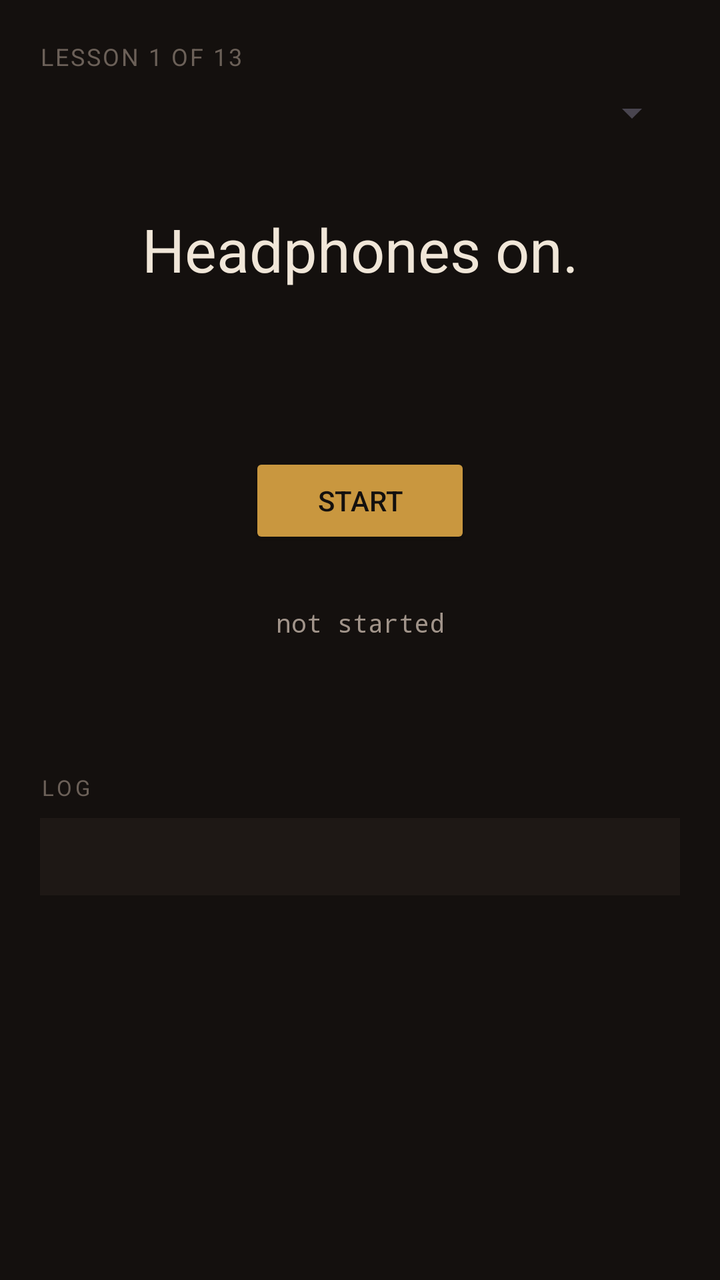
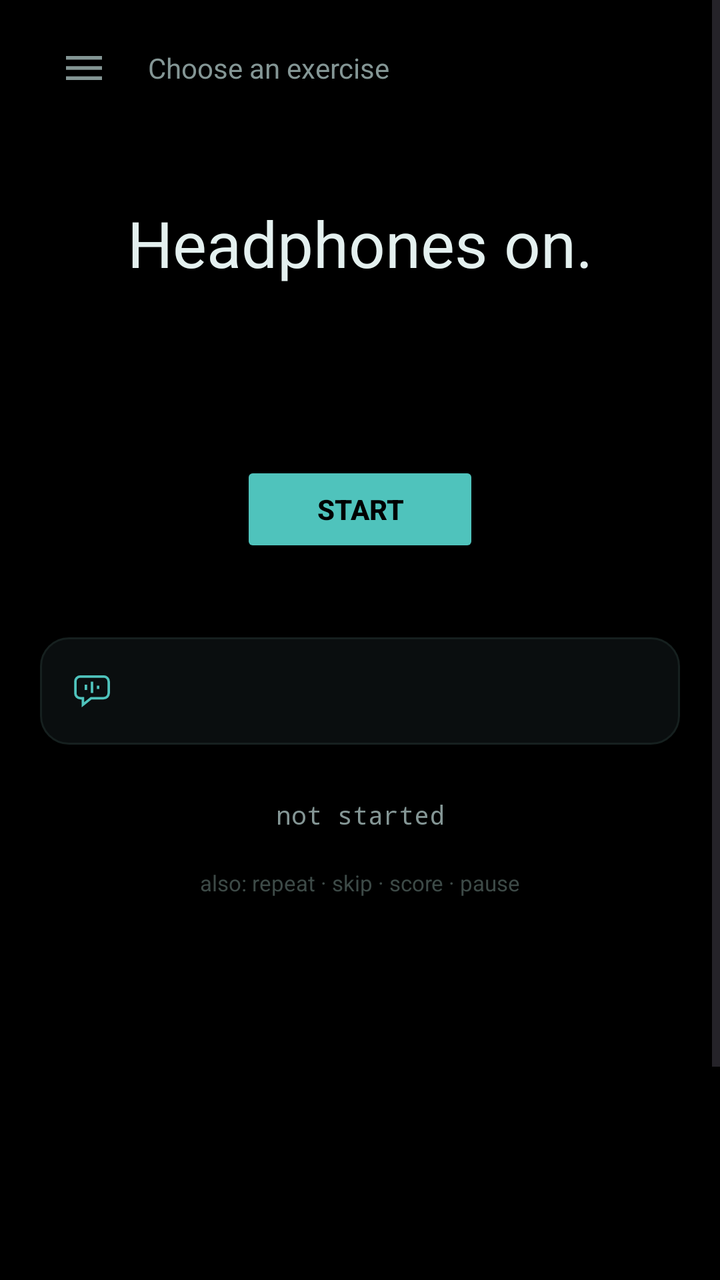

The first picture is an Android layout as it rendered before a commit; the second is the same layout after the commit. The layout source and the unified diff follow.
<!-- AndroidManifest.xml: application theme Theme.Ear -->
<!-- res/layout/activity_main.xml -->
<?xml version="1.0" encoding="utf-8"?>
<ScrollView xmlns:android="http://schemas.android.com/apk/res/android"
    android:layout_width="match_parent"
    android:layout_height="match_parent"
    android:background="@color/ground"
    android:fillViewport="true"
    android:fitsSystemWindows="true">

    <LinearLayout
        android:layout_width="match_parent"
        android:layout_height="wrap_content"
        android:orientation="vertical"
        android:padding="20dp">

        <TextView
            android:id="@+id/lessonNum"
            android:layout_width="match_parent"
            android:layout_height="wrap_content"
            android:textColor="@color/ink_faint"
            android:textSize="12sp"
            android:letterSpacing="0.08"
            android:text="LESSON 1 OF 13" />

        <Spinner
            android:id="@+id/lessonPicker"
            android:layout_width="match_parent"
            android:layout_height="wrap_content"
            android:layout_marginTop="8dp"
            android:popupBackground="@color/raise" />

        <TextView
            android:id="@+id/status"
            android:layout_width="match_parent"
            android:layout_height="wrap_content"
            android:layout_marginTop="36dp"
            android:gravity="center"
            android:textColor="@color/ink"
            android:textSize="30sp"
            android:text="Headphones on." />

        <TextView
            android:id="@+id/heard"
            android:layout_width="match_parent"
            android:layout_height="wrap_content"
            android:layout_marginTop="14dp"
            android:gravity="center"
            android:textColor="@color/brass"
            android:textSize="14sp"
            android:fontFamily="monospace" />

        <TextView
            android:id="@+id/source"
            android:layout_width="match_parent"
            android:layout_height="wrap_content"
            android:layout_marginTop="6dp"
            android:gravity="center"
            android:textColor="@color/ink_faint"
            android:textSize="11sp"
            android:fontFamily="monospace" />

        <Button
            android:id="@+id/transport"
            android:layout_width="wrap_content"
            android:layout_height="wrap_content"
            android:layout_gravity="center"
            android:layout_marginTop="28dp"
            android:paddingStart="34dp"
            android:paddingEnd="34dp"
            android:backgroundTint="@color/brass"
            android:textColor="@color/ground"
            android:text="Start" />

        <TextView
            android:id="@+id/tally"
            android:layout_width="match_parent"
            android:layout_height="wrap_content"
            android:layout_marginTop="28dp"
            android:gravity="center"
            android:textColor="@color/ink_dim"
            android:textSize="13sp"
            android:fontFamily="monospace"
            android:text="not started" />

        <TextView
            android:id="@+id/vocab"
            android:layout_width="match_parent"
            android:layout_height="wrap_content"
            android:layout_marginTop="18dp"
            android:gravity="center"
            android:textColor="@color/ink_dim"
            android:textSize="15sp" />

        <TextView
            android:layout_width="match_parent"
            android:layout_height="wrap_content"
            android:layout_marginTop="28dp"
            android:textColor="@color/ink_faint"
            android:textSize="11sp"
            android:letterSpacing="0.16"
            android:text="LOG" />

        <TextView
            android:id="@+id/log"
            android:layout_width="match_parent"
            android:layout_height="wrap_content"
            android:layout_marginTop="8dp"
            android:padding="12dp"
            android:background="@color/raise"
            android:textColor="@color/ink_dim"
            android:textSize="11sp"
            android:fontFamily="monospace"
            android:textIsSelectable="true" />

    </LinearLayout>
</ScrollView>
<!-- resources referenced by this layout -->
<resources>
  <color name="brass">#C9973F</color>
  <color name="ground">#14100E</color>
  <color name="ink">#F0E6D8</color>
  <color name="ink_dim">#A1948A</color>
  <color name="ink_faint">#6B6058</color>
  <color name="raise">#1E1815</color>
  <style name="Theme.Ear" parent="Theme.Material3.DayNight.NoActionBar">
          <item name="android:statusBarColor">@color/ground</item>
          <item name="android:navigationBarColor">@color/ground</item>
      </style>
</resources>

<!-- the commit's change to res/layout/activity_main.xml (unified diff, before → after) -->
@@ -1,115 +1,202 @@
 <?xml version="1.0" encoding="utf-8"?>
-<ScrollView xmlns:android="http://schemas.android.com/apk/res/android"
+<androidx.drawerlayout.widget.DrawerLayout
+    xmlns:android="http://schemas.android.com/apk/res/android"
+    android:id="@+id/drawer"
     android:layout_width="match_parent"
     android:layout_height="match_parent"
     android:background="@color/ground"
-    android:fillViewport="true"
     android:fitsSystemWindows="true">
 
-    <LinearLayout
+    
+    <ScrollView
         android:layout_width="match_parent"
-        android:layout_height="wrap_content"
-        android:orientation="vertical"
-        android:padding="20dp">
-
-        <TextView
-            android:id="@+id/lessonNum"
+        android:layout_height="match_parent"
+        android:fillViewport="true">
+
+        <LinearLayout
             android:layout_width="match_parent"
             android:layout_height="wrap_content"
-            android:textColor="@color/ink_faint"
-            android:textSize="12sp"
-            android:letterSpacing="0.08"
-            android:text="LESSON 1 OF 13" />
-
-        <Spinner
-            android:id="@+id/lessonPicker"
-            android:layout_width="match_parent"
-            android:layout_height="wrap_content"
-            android:layout_marginTop="8dp"
-            android:popupBackground="@color/raise" />
-
-        <TextView
-            android:id="@+id/status"
-            android:layout_width="match_parent"
-            android:layout_height="wrap_content"
-            android:layout_marginTop="36dp"
-            android:gravity="center"
-            android:textColor="@color/ink"
-            android:textSize="30sp"
-            android:text="Headphones on." />
-
-        <TextView
-            android:id="@+id/heard"
-            android:layout_width="match_parent"
-            android:layout_height="wrap_content"
-            android:layout_marginTop="14dp"
-            android:gravity="center"
-            android:textColor="@color/brass"
-            android:textSize="14sp"
-            android:fontFamily="monospace" />
-
-        <TextView
-            android:id="@+id/source"
-            android:layout_width="match_parent"
-            android:layout_height="wrap_content"
-            android:layout_marginTop="6dp"
-            android:gravity="center"
-            android:textColor="@color/ink_faint"
-            android:textSize="11sp"
-            android:fontFamily="monospace" />
-
-        <Button
-            android:id="@+id/transport"
-            android:layout_width="wrap_content"
-            android:layout_height="wrap_content"
-            android:layout_gravity="center"
-            android:layout_marginTop="28dp"
-            android:paddingStart="34dp"
-            android:paddingEnd="34dp"
-            android:backgroundTint="@color/brass"
-            android:textColor="@color/ground"
-            android:text="Start" />
-
-        <TextView
-            android:id="@+id/tally"
-            android:layout_width="match_parent"
-            android:layout_height="wrap_content"
-            android:layout_marginTop="28dp"
-            android:gravity="center"
-            android:textColor="@color/ink_dim"
-            android:textSize="13sp"
-            android:fontFamily="monospace"
-            android:text="not started" />
-
-        <TextView
-            android:id="@+id/vocab"
-            android:layout_width="match_parent"
-            android:layout_height="wrap_content"
-            android:layout_marginTop="18dp"
-            android:gravity="center"
-            android:textColor="@color/ink_dim"
-            android:textSize="15sp" />
+            android:orientation="vertical"
+            android:paddingStart="20dp"
+            android:paddingEnd="20dp"
+            android:paddingTop="12dp"
+            android:paddingBottom="40dp">
+
+            <LinearLayout
+                android:layout_width="match_parent"
+                android:layout_height="wrap_content"
+                android:orientation="horizontal"
+                android:gravity="center_vertical">
+
+                <ImageButton
+                    android:id="@+id/menu"
+                    android:layout_width="44dp"
+                    android:layout_height="44dp"
+                    android:background="?android:attr/selectableItemBackgroundBorderless"
+                    android:contentDescription="Exercises"
+                    android:src="@drawable/ic_menu" />
+
+                <TextView
+                    android:id="@+id/lessonTitle"
+                    android:layout_width="0dp"
+                    android:layout_height="wrap_content"
+                    android:layout_weight="1"
+                    android:layout_marginStart="10dp"
+                    android:textColor="@color/ink_dim"
+                    android:textSize="14sp"
+                    android:text="Choose an exercise" />
+            </LinearLayout>
+
+            
+            <TextView
+                android:id="@+id/status"
+                android:layout_width="match_parent"
+                android:layout_height="wrap_content"
+                android:layout_marginTop="44dp"
+                android:gravity="center"
+                android:textColor="@color/ink"
+                android:textSize="32sp"
+                android:text="Headphones on." />
+
+            <TextView
+                android:id="@+id/heard"
+                android:layout_width="match_parent"
+                android:layout_height="wrap_content"
+                android:layout_marginTop="16dp"
+                android:gravity="center"
+                android:textColor="@color/aqua"
+                android:textSize="14sp"
+                android:fontFamily="monospace" />
+
+            <TextView
+                android:id="@+id/source"
+                android:layout_width="match_parent"
+                android:layout_height="wrap_content"
+                android:layout_marginTop="6dp"
+                android:gravity="center"
+                android:textColor="@color/ink_faint"
+                android:textSize="11sp"
+                android:fontFamily="monospace" />
+
+            <Button
+                android:id="@+id/transport"
+                android:layout_width="wrap_content"
+                android:layout_height="wrap_content"
+                android:layout_gravity="center"
+                android:layout_marginTop="32dp"
+                android:paddingStart="38dp"
+                android:paddingEnd="38dp"
+                android:backgroundTint="@color/aqua"
+                android:textColor="@color/ground"
+                android:textStyle="bold"
+                android:text="Start" />
+
+            
+            <LinearLayout
+                android:id="@+id/sayable"
+                android:layout_width="match_parent"
+                android:layout_height="wrap_content"
+                android:layout_marginTop="40dp"
+                android:orientation="horizontal"
+                android:gravity="center_vertical"
+                android:background="@drawable/bg_sayable"
+                android:padding="16dp">
+
+                <ImageView
+                    android:layout_width="20dp"
+                    android:layout_height="20dp"
+                    android:layout_marginEnd="14dp"
+                    android:contentDescription="Say one of these"
+                    android:src="@drawable/ic_speak" />
+
+                <TextView
+                    android:id="@+id/vocab"
+                    android:layout_width="0dp"
+                    android:layout_height="wrap_content"
+                    android:layout_weight="1"
+                    android:textColor="@color/ink"
+                    android:textSize="16sp"
+                    android:lineSpacingExtra="4dp" />
+            </LinearLayout>
+
+            <TextView
+                android:id="@+id/tally"
+                android:layout_width="match_parent"
+                android:layout_height="wrap_content"
+                android:layout_marginTop="26dp"
+                android:gravity="center"
+                android:textColor="@color/ink_dim"
+                android:textSize="13sp"
+                android:fontFamily="monospace"
+                android:text="not started" />
+
+            
+            <TextView
+                android:id="@+id/commands"
+                android:layout_width="match_parent"
+                android:layout_height="wrap_content"
+                android:layout_marginTop="18dp"
+                android:gravity="center"
+                android:textColor="@color/ink_faint"
+                android:textSize="11sp"
+                android:alpha="0.75"
+                android:text="also: repeat · skip · score · pause" />
+
+            
+            <Space
+                android:layout_width="match_parent"
+                android:layout_height="220dp" />
+
+            <TextView
+                android:layout_width="match_parent"
+                android:layout_height="wrap_content"
+                android:textColor="@color/ink_faint"
+                android:textSize="10sp"
+                android:letterSpacing="0.18"
+                android:alpha="0.6"
+                android:text="LOG — LONG-PRESS TO COPY" />
+
+            <TextView
+                android:id="@+id/log"
+                android:layout_width="match_parent"
+                android:layout_height="wrap_content"
+                android:layout_marginTop="8dp"
+                android:padding="12dp"
+                android:background="@color/sunk"
+                android:textColor="@color/ink_faint"
+                android:textSize="10sp"
+                android:fontFamily="monospace"
+                android:textIsSelectable="true" />
+        </LinearLayout>
+    </ScrollView>
+
+    
+    <LinearLayout
+        android:layout_width="300dp"
+        android:layout_height="match_parent"
+        android:layout_gravity="start"
+        android:orientation="vertical"
+        android:background="@color/raise"
+        android:fitsSystemWindows="true">
 
         <TextView
             android:layout_width="match_parent"
             android:layout_height="wrap_content"
-            android:layout_marginTop="28dp"
+            android:paddingStart="22dp"
+            android:paddingEnd="22dp"
+            android:paddingTop="26dp"
+            android:paddingBottom="14dp"
             android:textColor="@color/ink_faint"
-            android:textSize="11sp"
-            android:letterSpacing="0.16"
-            android:text="LOG" />
-
-        <TextView
-            android:id="@+id/log"
+            android:textSize="10sp"
+            android:letterSpacing="0.18"
+            android:text="EXERCISES" />
+
+        <ListView
+            android:id="@+id/lessonList"
             android:layout_width="match_parent"
-            android:layout_height="wrap_content"
-            android:layout_marginTop="8dp"
-            android:padding="12dp"
-            android:background="@color/raise"
-            android:textColor="@color/ink_dim"
-            android:textSize="11sp"
-            android:fontFamily="monospace"
-            android:textIsSelectable="true" />
-
+            android:layout_height="match_parent"
+            android:divider="@color/line_soft"
+            android:dividerHeight="1dp" />
     </LinearLayout>
-</ScrollView>
+
+</androidx.drawerlayout.widget.DrawerLayout>
<!-- resource entries referenced after the edit -->
@@ -1,14 +1,47 @@
 <!-- resources referenced by this layout -->
 <resources>
-  <color name="brass">#C9973F</color>
-  <color name="ground">#14100E</color>
-  <color name="ink">#F0E6D8</color>
-  <color name="ink_dim">#A1948A</color>
-  <color name="ink_faint">#6B6058</color>
-  <color name="raise">#1E1815</color>
+  <color name="aqua">#4FC3BC</color>
+  <color name="ground">#000000</color>
+  <color name="ink">#E4F0EF</color>
+  <color name="ink_dim">#849695</color>
+  <color name="ink_faint">#51635F</color>
+  <color name="line_soft">#0E1514</color>
+  <color name="raise">#0A0E0F</color>
+  <color name="sunk">#050708</color>
+  <!-- drawable bg_sayable (drawable) -->
+  <?xml version="1.0" encoding="utf-8"?>
+  <shape xmlns:android="http://schemas.android.com/apk/res/android" android:shape="rectangle">
+      <solid android:color="@color/raise" />
+      <stroke android:width="1dp" android:color="@color/line" />
+      <corners android:radius="14dp" />
+  </shape>
+  <!-- drawable ic_menu (drawable) -->
+  <vector xmlns:android="http://schemas.android.com/apk/res/android"
+      android:width="24dp" android:height="24dp"
+      android:viewportWidth="24" android:viewportHeight="24"
+      android:tint="@color/ink_dim">
+      <path android:fillColor="#FFFFFF" android:pathData="M3,6h18v1.8h-18z" />
+      <path android:fillColor="#FFFFFF" android:pathData="M3,11.1h18v1.8h-18z" />
+      <path android:fillColor="#FFFFFF" android:pathData="M3,16.2h18v1.8h-18z" />
+  </vector>
+  <!-- drawable ic_speak (drawable) -->
+  <vector xmlns:android="http://schemas.android.com/apk/res/android"
+      android:width="20dp" android:height="20dp"
+      android:viewportWidth="24" android:viewportHeight="24">
+      
+      <path
+          android:pathData="M5,3.5 h14 a3,3 0 0 1 3,3 v7 a3,3 0 0 1 -3,3 h-7.5 l-5,4 v-4 h-1.5 a3,3 0 0 1 -3,-3 v-7 a3,3 0 0 1 3,-3 z"
+          android:strokeColor="@color/aqua" android:strokeWidth="1.5" android:fillColor="#00000000" />
+      <path android:fillColor="@color/aqua" android:pathData="M7.6,8.4h1.5v3.2h-1.5z" />
+      <path android:fillColor="@color/aqua" android:pathData="M11.25,6.6h1.5v6.8h-1.5z" />
+      <path android:fillColor="@color/aqua" android:pathData="M14.9,9.0h1.5v2h-1.5z" />
+  </vector>
   <style name="Theme.Ear" parent="Theme.Material3.DayNight.NoActionBar">
           <item name="android:statusBarColor">@color/ground</item>
           <item name="android:navigationBarColor">@color/ground</item>
+          <item name="android:windowBackground">@color/ground</item>
+          <item name="colorPrimary">@color/aqua</item>
       </style>
+  <color name="line">#16201F</color>
 </resources>
 
